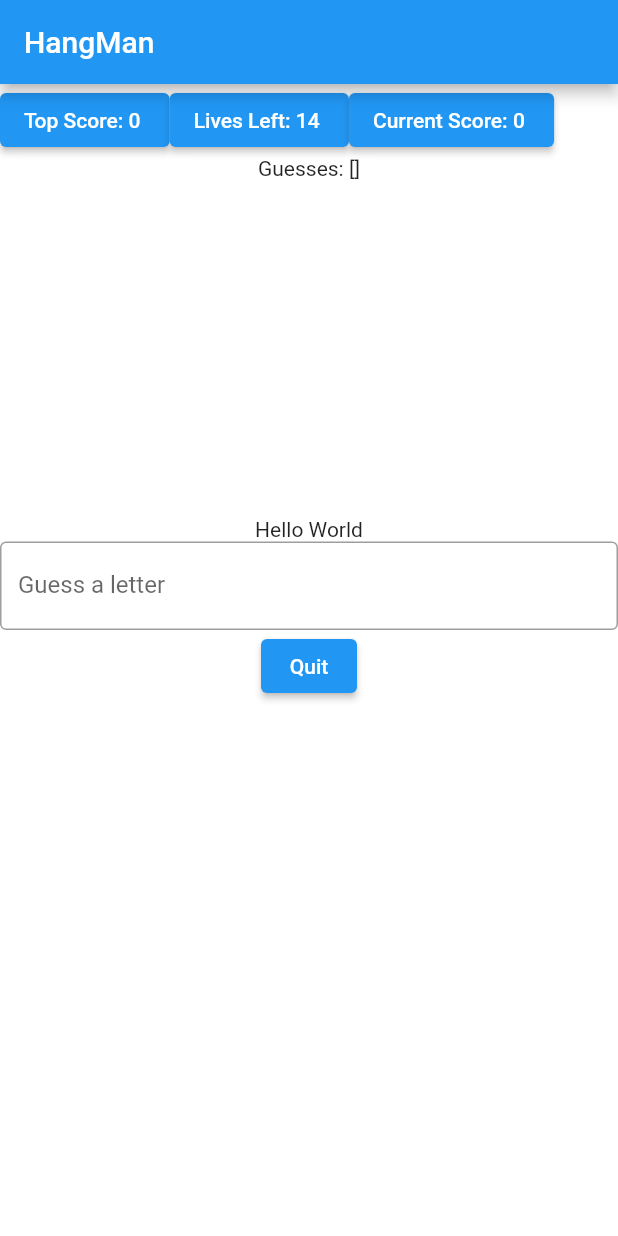
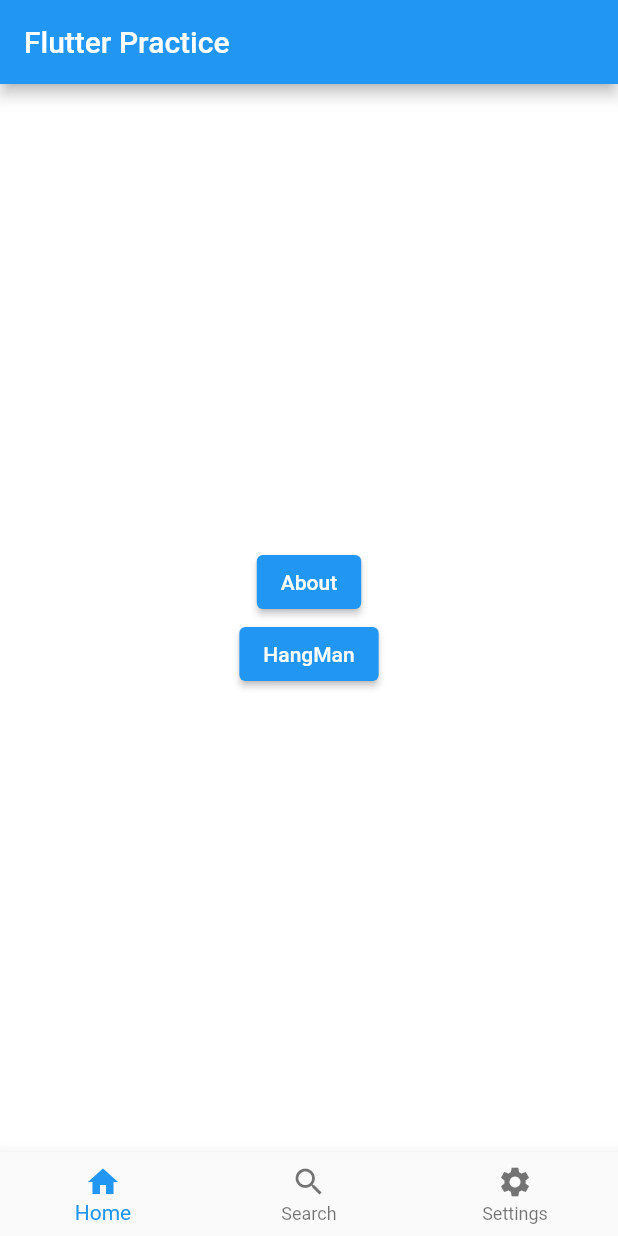
Before and after one commit to jideoyelayo1/games_app, a Flutter app: the screen it shows after launch, on a phone screen of 412 x 824 dp. Run offline on Flutter 3.47's test engine with Material 2 defaults, Android fonts, the phone set to English and light mode, and no system bars; missing offline and left inert: dart:ffi.

Commit message:
First game completed:Hangman

```diff
--- a/lib/main.dart
+++ b/lib/main.dart
@@ -3,6 +3,9 @@ import 'dart:io';
 
 import 'package:flutter/material.dart';
 import 'package:flutter/services.dart' show rootBundle;
+
+//Pages
+import 'pages/homePage.dart';
 
 void main() {
   runApp(MyApp());
@@ -18,199 +21,9 @@ class MyApp extends StatefulWidget {
 class _MyAppState extends State<MyApp> {
   @override
   Widget build(BuildContext context) {
-    return MaterialApp(
+    return const MaterialApp(
       debugShowCheckedModeBanner: false,
-      home: HangMan(),
+      home: HomePage(),
     );
   }
 }
-
-class HangMan extends StatefulWidget {
-  HangMan({super.key});
-
-  @override
-  State<HangMan> createState() => _HangManState();
-}
-
-class _HangManState extends State<HangMan> {
-  String DisplayWord = "Hello World";
-
-  List<String> guessList = [];
-  int lives = 14;
-
-  int currentScore = 0, topScore = 0;
-  String wordToGuess = "";
-
-  final TextEditingController _controller = TextEditingController();
-
-  getNewWord() async {
-    // call when to get new word
-    String tmp = await rootBundle.loadString('assets/words.txt');
-    List<String> data = tmp.split("\n");
-    int len = data.length;
-    int random = new DateTime.now().millisecondsSinceEpoch % len;
-    String rndWord = data[random];
-
-    print(rndWord);
-
-    setState(() {
-      //DisplayWord = wordToGuess;
-      currentScore++;
-      wordToGuess = rndWord;
-      guessList.clear();
-    });
-    sortDisplay();
-  }
-
-  sortDisplay() async {
-    String tmpL = await rootBundle.loadString('assets/words.txt');
-    List<String> data = tmpL.split("\n");
-    int len = data.length;
-    int random = new DateTime.now().millisecond % len;
-    String rndWord = data[random].toLowerCase();
-
-    String tmp = "";
-    for (int i = 0; i < wordToGuess.length; i++) {
-      if (guessList.contains(wordToGuess[i])) {
-        tmp += wordToGuess[i];
-      } else {
-        tmp += "_";
-      }
-    }
-
-    setState(() {
-      DisplayWord = tmp;
-
-      if (currentScore > topScore) {
-        topScore = currentScore;
-      }
-
-      if (lives == 0) {
-        DisplayWord = "You lost the word was $wordToGuess";
-
-        currentScore = -1;
-        lives = 14;
-        wordToGuess = rndWord;
-        guessList.clear();
-      } else if (!DisplayWord.contains("_")) {
-        DisplayWord = "You gussed it right the word was $wordToGuess";
-        currentScore++;
-        wordToGuess = rndWord;
-        guessList.clear();
-      } else if (DisplayWord.contains("You gussed it right the word was")) {
-        currentScore++;
-        wordToGuess = rndWord;
-        guessList.clear();
-      }
-    });
-  }
-
-  @override
-  void initState() {
-    super.initState();
-    WidgetsBinding.instance?.addPostFrameCallback((_) {
-      // do something
-      print("Build Completed");
-      getNewWord();
-      sortDisplay();
-    });
-  }
-
-  @override
-  Widget build(BuildContext context) {
-    return Scaffold(
-      appBar: AppBar(title: const Text('HangMan')),
-      body: Center(
-          child: Container(
-        color: Colors.white,
-        width: double.infinity,
-        height: double.infinity,
-        child: Column(
-          //can use Column for vertical and Row for horizontal
-          mainAxisAlignment: MainAxisAlignment.start,
-          crossAxisAlignment: CrossAxisAlignment.center,
-          children: [
-            Row(
-              children: [
-                ElevatedButton(
-                    style: ElevatedButton.styleFrom(
-                      foregroundColor: Colors.white,
-                      backgroundColor: Colors.blue,
-                    ),
-                    onPressed: () {},
-                    child: Text("Top Score: $topScore ")),
-                ElevatedButton(
-                    style: ElevatedButton.styleFrom(
-                      foregroundColor: Colors.white,
-                      backgroundColor: Colors.blue,
-                    ),
-                    onPressed: () {},
-                    child: Text("Lives Left: $lives ")),
-                ElevatedButton(
-                    style: ElevatedButton.styleFrom(
-                      foregroundColor: Colors.white,
-                      backgroundColor: Colors.blue,
-                    ),
-                    onPressed: () {
-                      getNewWord();
-                    },
-                    child: Text(
-                        "Current Score: ${currentScore > 0 ? currentScore : 0} ")),
-              ],
-            ),
-            //Image.asset("assets/guess$lives.png"),
-            //Image.asset("assets/guess6.png"), // not working
-            Text("Guesses: $guessList"),
-            Container(
-                color: Colors.white,
-                width: 225,
-                height: 225,
-                child: Image.asset(
-                  "assets/hangman/guess${14 - lives}.png",
-                  height: 255,
-                  width: 255,
-                )),
-            //Image.network("https://picsum.photos/225"),
-
-            Container(color: Colors.white, child: Text(DisplayWord)),
-            Container(
-              color: Colors.white,
-              child: TextField(
-                controller: _controller,
-                decoration: const InputDecoration(
-                  border: OutlineInputBorder(),
-                  labelText: 'Guess a letter',
-                ),
-                onChanged: (text) {
-                  //print("First text field: $text");
-                  setState(() {
-                    if (!guessList.contains(text)) {
-                      guessList.add(text);
-                      print(text);
-                      sortDisplay();
-                      if (!wordToGuess.contains(text)) {
-                        lives -= 1;
-                      }
-                    }
-
-                    _controller.clear();
-                  });
-                },
-              ),
-            ),
-            ElevatedButton(
-                style: ElevatedButton.styleFrom(
-                  foregroundColor: Colors.white,
-                  backgroundColor: Colors.blue,
-                ),
-                onPressed: () {
-                  lives = 0;
-                  sortDisplay();
-                },
-                child: const Text("Quit")),
-          ],
-        ),
-      )),
-    );
-  }
-}
--- /dev/null
+++ b/lib/pages/homePage.dart
@@ -0,0 +1,69 @@
+import 'package:flutter/material.dart';
+
+//pages
+import 'hangman.dart';
+import 'aboutPage.dart';
+
+class HomePage extends StatelessWidget {
+  const HomePage({super.key});
+
+  @override
+  Widget build(BuildContext context) {
+    return Scaffold(
+      appBar: AppBar(title: const Text('Flutter Practice')),
+      body: Center(
+          child: Container(
+        color: Colors.white,
+        width: double.infinity,
+        height: double.infinity,
+        child: Column(
+          //can use Column for vertical and Row for horizontal
+          mainAxisAlignment: MainAxisAlignment.center,
+          crossAxisAlignment: CrossAxisAlignment.center,
+          children: [
+            ElevatedButton(
+                style: ElevatedButton.styleFrom(
+                  foregroundColor: Colors.white,
+                  backgroundColor: Colors.blue,
+                ),
+                onPressed: () {
+                  Navigator.of(context)
+                      .push(MaterialPageRoute(builder: (BuildContext context) {
+                    return const AboutPage();
+                  }));
+                },
+                child: const Text("About")),
+            ElevatedButton(
+                style: ElevatedButton.styleFrom(
+                  foregroundColor: Colors.white,
+                  backgroundColor: Colors.blue,
+                ),
+                onPressed: () {
+                  Navigator.of(context)
+                      .push(MaterialPageRoute(builder: (BuildContext context) {
+                    return HangMan();
+                  }));
+                },
+                child: const Text("HangMan")),
+          ],
+        ),
+      )),
+      bottomNavigationBar: BottomNavigationBar(
+        items: const [
+          BottomNavigationBarItem(
+            icon: Icon(Icons.home),
+            label: 'Home',
+          ),
+          BottomNavigationBarItem(
+            icon: Icon(Icons.search),
+            label: 'Search',
+          ),
+          BottomNavigationBarItem(
+            icon: Icon(Icons.settings),
+            label: 'Settings',
+          ),
+        ],
+      ),
+    );
+  }
+}
--- a/pages/hangman/hangman.dart
+++ /dev/null
@@ -1,5 +0,0 @@
-import 'dart:ffi';
-import 'dart:io';
-
-import 'package:flutter/material.dart';
-import 'package:flutter/services.dart' show rootBundle;
```
Also changed, not shown: lib/pages/aboutPage.dart (added, +25 -0 lines), lib/pages/hangman.dart (added, +195 -0 lines).
